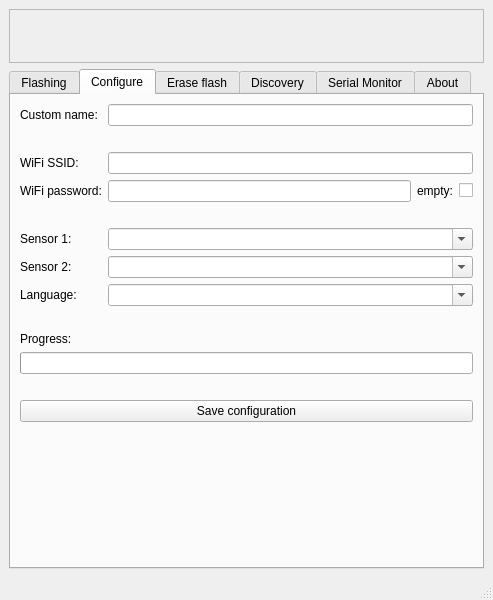
Before: the Qt Designer form gui/mainwindow.ui in opendata-stuttgart/airrohr-firmware-flasher, drawn with Qt 5.
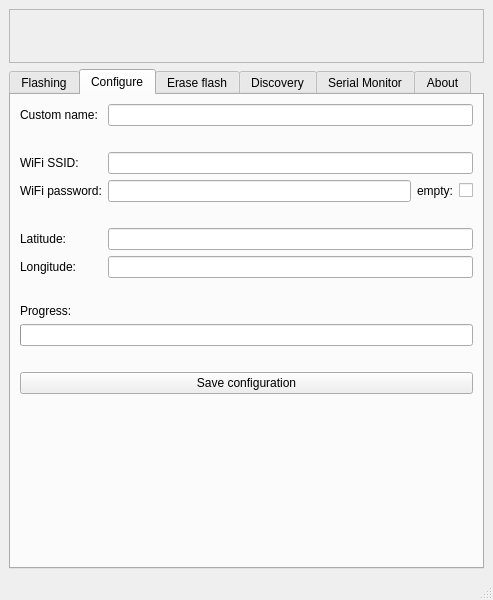
After: the same form once the commit is applied. The open tabs and pages were chosen to show the change. Icons and pictures are not drawn.

Commit message: create config

The edit to the form file:
```diff
--- a/gui/mainwindow.ui
+++ b/gui/mainwindow.ui
@@ -378,62 +378,35 @@
         <item row="5" column="0">
          <widget class="QLabel" name="label_sensor1">
           <property name="text">
-           <string>Sensor 1:</string>
+           <string>Latitude:</string>
           </property>
          </widget>
         </item>
         <item row="5" column="1">
-         <widget class="QComboBox" name="sensor1Box">
+         <widget class="QLineEdit" name="GPSlat">
           <property name="sizePolicy">
            <sizepolicy hsizetype="MinimumExpanding" vsizetype="Fixed">
             <horstretch>0</horstretch>
             <verstretch>0</verstretch>
            </sizepolicy>
           </property>
-          <property name="editable">
-           <bool>true</bool>
-          </property>
          </widget>
         </item>
 
         <item row="6" column="0">
          <widget class="QLabel" name="label_sensor2">
           <property name="text">
-           <string>Sensor 2:</string>
+           <string>Longitude:</string>
           </property>
          </widget>
         </item>
         <item row="6" column="1">
-         <widget class="QComboBox" name="sensor2Box">
+         <widget class="QLineEdit" name="GPSlon">
           <property name="sizePolicy">
            <sizepolicy hsizetype="MinimumExpanding" vsizetype="Fixed">
             <horstretch>0</horstretch>
             <verstretch>0</verstretch>
            </sizepolicy>
-          </property>
-          <property name="editable">
-           <bool>true</bool>
-          </property>
-         </widget>
-        </item>
-
-        <item row="7" column="0">
-         <widget class="QLabel" name="label_language">
-          <property name="text">
-           <string>Language:</string>
-          </property>
-         </widget>
-        </item>
-        <item row="7" column="1">
-         <widget class="QComboBox" name="languageBox">
-          <property name="sizePolicy">
-           <sizepolicy hsizetype="MinimumExpanding" vsizetype="Fixed">
-            <horstretch>0</horstretch>
-            <verstretch>0</verstretch>
-           </sizepolicy>
-          </property>
-          <property name="editable">
-           <bool>true</bool>
           </property>
          </widget>
         </item>
```
Left out of the diff: 6 changed lines with no effect on the pictures. The commit also changes 2 other files.
